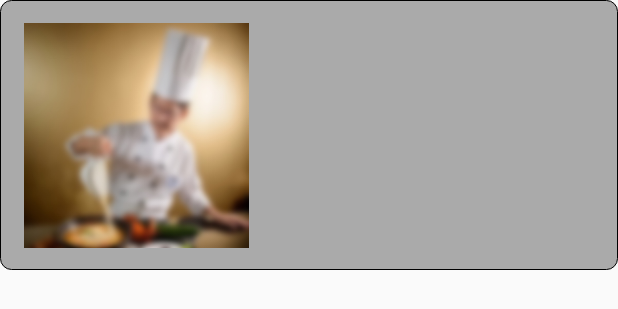
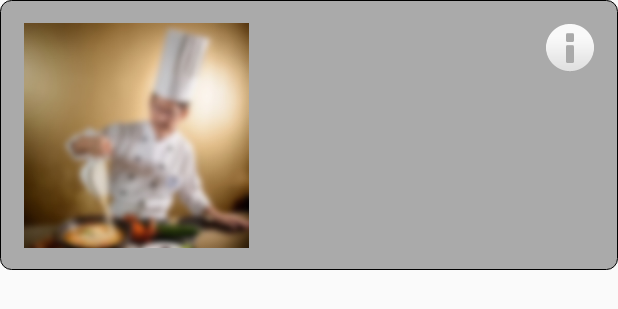
Before and after one commit to Pirlamps/MackGourmet, an Android app: the layout row_chef.xml on its own in the app's theme, with its tools: preview values and no code run, on a phone screen of 412 x 824 dp. Shown: the top 309 px of the screen. Run offline under Robolectric (Android 15) with nearby library versions, the phone set to English and light mode, and no system bars.

```diff
--- a/app/src/main/java/br/com/mack/activities/MainActivity.java
+++ b/app/src/main/java/br/com/mack/activities/MainActivity.java
@@ -30,6 +30,7 @@ public class MainActivity extends AppCompatActivity {
         fm = getSupportFragmentManager();
         ft = fm.beginTransaction();
         currentFragment = new ConceptFragment();
+
         ft.replace(R.id.mainFragment, currentFragment).commit();
         binding.bottomNavigation.setOnNavigationItemSelectedListener(new BottomNavigationView.OnNavigationItemSelectedListener() {
             @Override
--- a/app/src/main/res/layout/row_chef.xml
+++ b/app/src/main/res/layout/row_chef.xml
@@ -54,5 +54,20 @@
         app:layout_constraintHorizontal_bias="0.0"
         android:layout_marginTop="8dp"
         app:layout_constraintTop_toBottomOf="@+id/chef_name" />
+
+    <ImageView
+        android:layout_width="wrap_content"
+        android:layout_height="wrap_content"
+        android:src="@android:drawable/ic_dialog_info"
+        android:contentDescription="@string/chef_info_description"
+        android:id="@+id/imageView"
+        android:layout_marginEnd="16dp"
+        app:layout_constraintRight_toRightOf="parent"
+        android:layout_marginRight="16dp"
+        android:layout_marginTop="16dp"
+        app:layout_constraintTop_toTopOf="parent"
+        app:layout_constraintBottom_toBottomOf="parent"
+        android:layout_marginBottom="16dp"
+        app:layout_constraintVertical_bias="0.0" />
 </android.support.constraint.ConstraintLayout>
 </layout>
--- a/app/src/main/res/values/strings.xml
+++ b/app/src/main/res/values/strings.xml
@@ -6,5 +6,6 @@
     <string name="menu_item_chefs">Chefs</string>
     <string name="menu_item_favorites">Favoritos</string>
     <string name="menu_item_more">Mais</string>
+    <string name="chef_info_description">chef info</string>
 
 </resources>
```
Also changed, not shown: app/src/main/java/br/com/mack/chefs/ChefFragment.java (+21 -1 lines), app/src/main/java/br/com/mack/chefs/ChefPresenter.java (+13 -0 lines).
